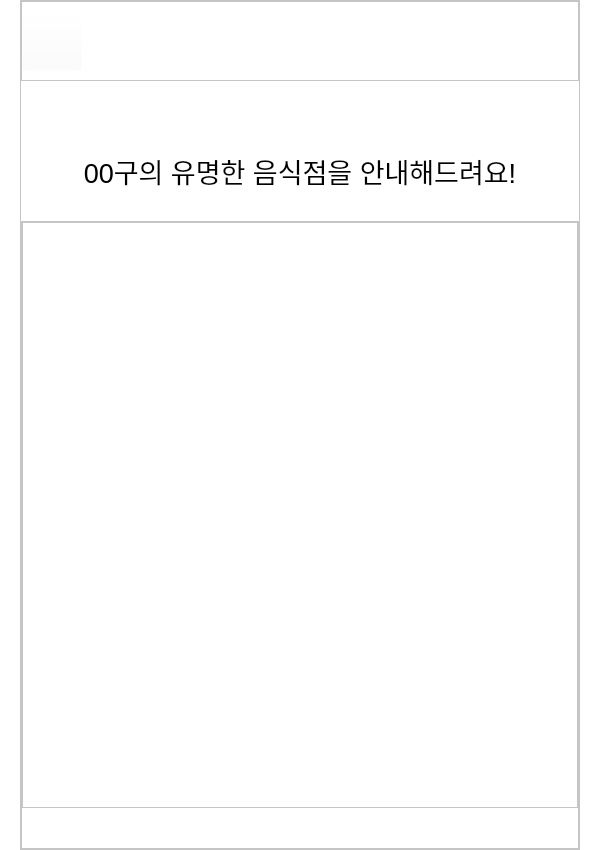
Qt form seoul_tour_ver1/seoul_main_page.ui (yunjae6875/seoul_trip_program) before a commit.
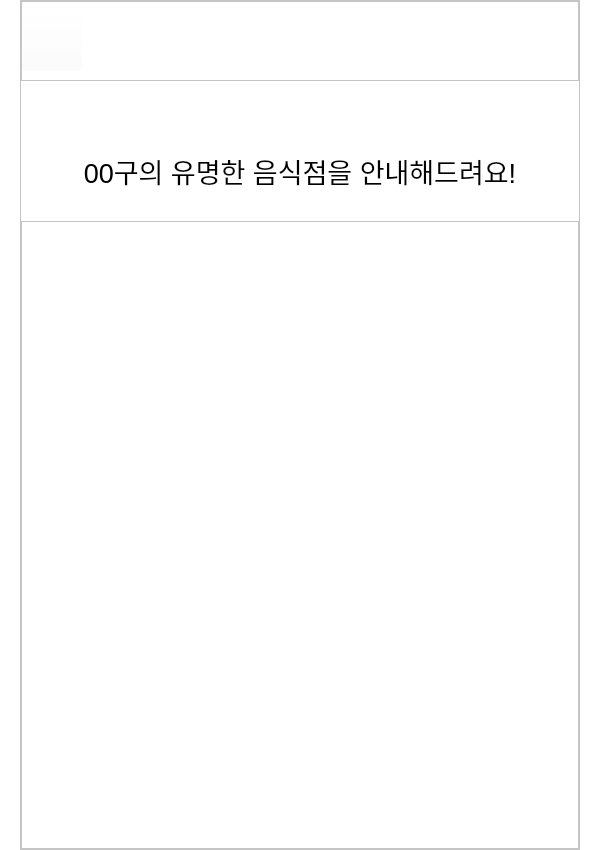
The same form after that commit. Icons and pictures are not drawn.

Commit message: 0706 ui 수정중

```diff
--- a/seoul_tour_ver1/seoul_main_page.ui
+++ b/seoul_tour_ver1/seoul_main_page.ui
@@ -1249,6 +1249,41 @@
                 </property>
                 <item>
                  <widget class="QScrollArea" name="scrollArea">
+                  <property name="styleSheet">
+                   <string notr="true">QScrollBar:vertical{
+border:none;
+background: white;
+width:14px;
+margin: 15px 0 15px 0;
+border-radius: 0px;
+}
+QScrollBar::handle:vertical {	
+	background-color:  rgb(255, 204, 0);
+	min-height: 30px;
+	border-radius: 7px;
+}
+QScrollBar::handle:vertical:hover{	
+	
+	background-color: rgb(251, 197, 0);
+}
+QScrollBar::handle:vertical:pressed {	
+	background-color: rgb(255, 204, 0);
+}
+
+QScrollBar::sub-line:vertical {
+	border: none;
+	background-color: rgba(255, 204, 0, 0);
+	height: 15px;
+	border-radius:5px;
+	subcontrol-position: top;
+	subcontrol-origin: margin;
+}
+
+</string>
+                  </property>
+                  <property name="frameShape">
+                   <enum>QFrame::NoFrame</enum>
+                  </property>
                   <property name="widgetResizable">
                    <bool>true</bool>
                   </property>
@@ -1258,7 +1293,7 @@
                      <x>0</x>
                      <y>0</y>
                      <width>552</width>
-                     <height>582</height>
+                     <height>584</height>
                     </rect>
                    </property>
                    <property name="maximumSize">
```
The commit also changes 1 other file.
